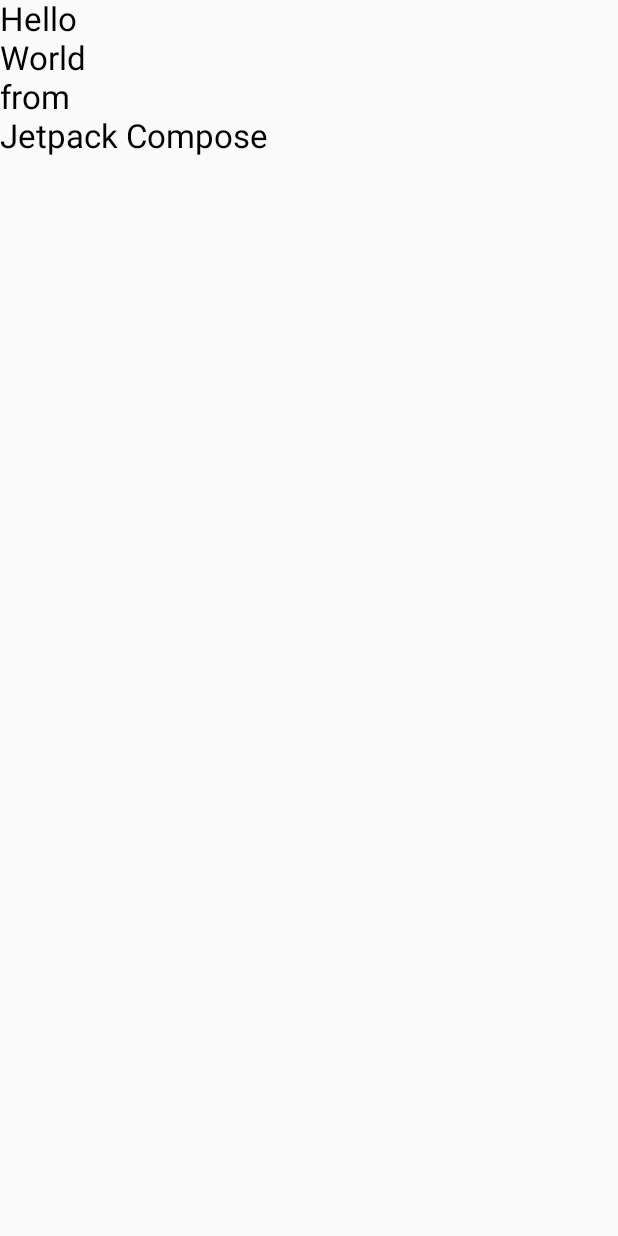
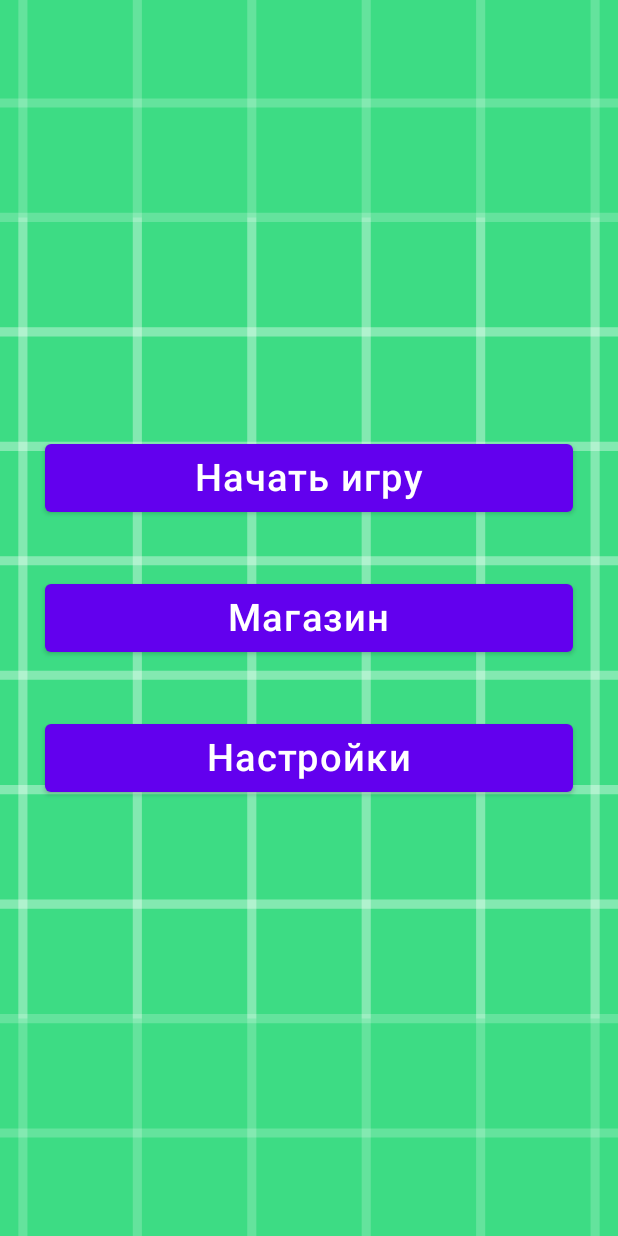
Before and after one commit to AndrewLiis/WhackAMoleKLGTU, an Android app built with Jetpack Compose: the MenuScreen screen opened through its navigation route, on a phone screen of 412 x 824 dp. Run offline under Robolectric (Android 15) with nearby library versions, the phone set to English and light mode, and no system bars.

Commit message:
add button on menu screen

```diff
--- a/app/src/main/java/com/team/whackamole/ui/screens/MenuScreen.kt
+++ b/app/src/main/java/com/team/whackamole/ui/screens/MenuScreen.kt
@@ -1,19 +1,50 @@
 package com.team.whackamole.ui.screens
 
-import androidx.compose.foundation.layout.Column
+import androidx.compose.foundation.layout.*
+import androidx.compose.material.Button
 import androidx.compose.material.Text
 import androidx.compose.runtime.Composable
+import androidx.compose.ui.Alignment
+import androidx.compose.ui.Modifier
+import androidx.compose.ui.draw.paint
+import androidx.compose.ui.layout.ContentScale
+import androidx.compose.ui.res.painterResource
 import androidx.compose.ui.text.TextStyle
+import androidx.compose.ui.unit.dp
 import androidx.compose.ui.unit.sp
 import androidx.navigation.NavController
+import com.team.whackamole.R
 
 
 @Composable
 fun MenuScreen(navController: NavController) {
-    Column {
-        Text("Hello", style = TextStyle(fontSize = 22.sp))
-        Text("World", style = TextStyle(fontSize = 22.sp))
-        Text("from", style = TextStyle(fontSize = 22.sp))
-        Text("Jetpack Compose", style = TextStyle(fontSize = 22.sp))
+    Column (
+        verticalArrangement = Arrangement.Center,
+        horizontalAlignment = Alignment.CenterHorizontally,
+        modifier = Modifier
+            .fillMaxSize()
+            .paint(
+                painterResource(id = R.drawable.ic_launcher_background),
+                contentScale = ContentScale.Crop
+            )
+    ) {
+        Button(onClick = {
+            //Navigation on game screen
+        }, modifier = Modifier.padding(30.dp).fillMaxWidth()
+        ) {
+            Text("Начать игру", fontSize = 25.sp)
+        }
+        Button(onClick = {
+            //Navigation on store screen
+        }, modifier = Modifier.padding(30.dp, 15.dp).fillMaxWidth()
+        ) {
+            Text("Магазин", fontSize = 25.sp)
+        }
+        Button(onClick = {
+            //Navigation on settings screen
+        }, modifier = Modifier.padding(30.dp).fillMaxWidth()
+        ) {
+            Text("Настройки", fontSize = 25.sp)
+        }
     }
 }
```
